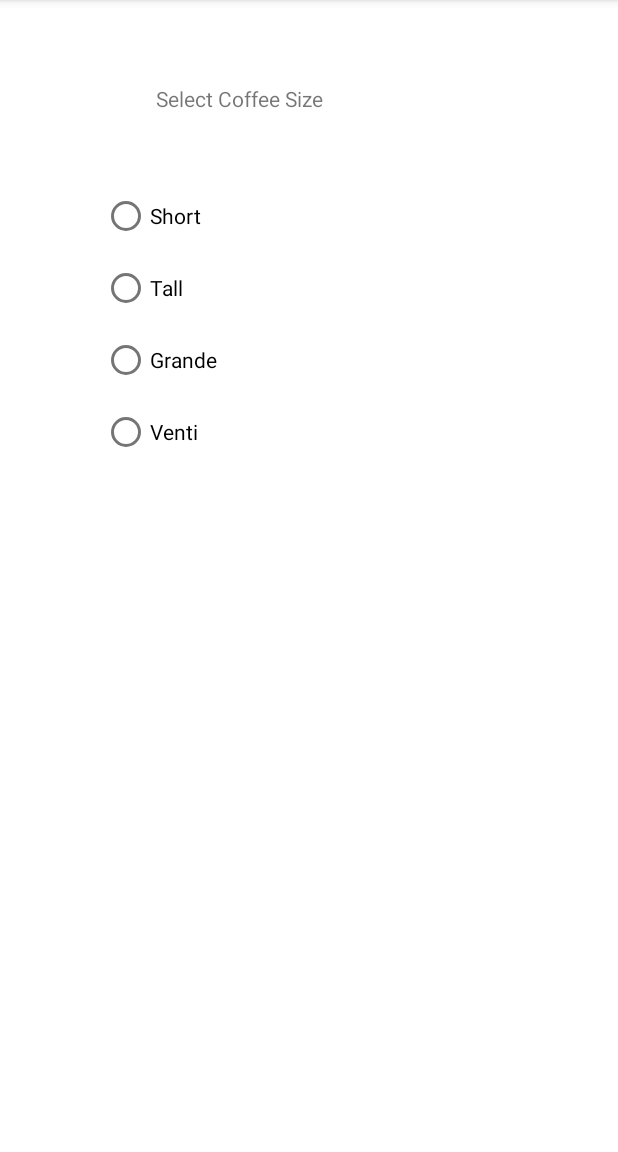
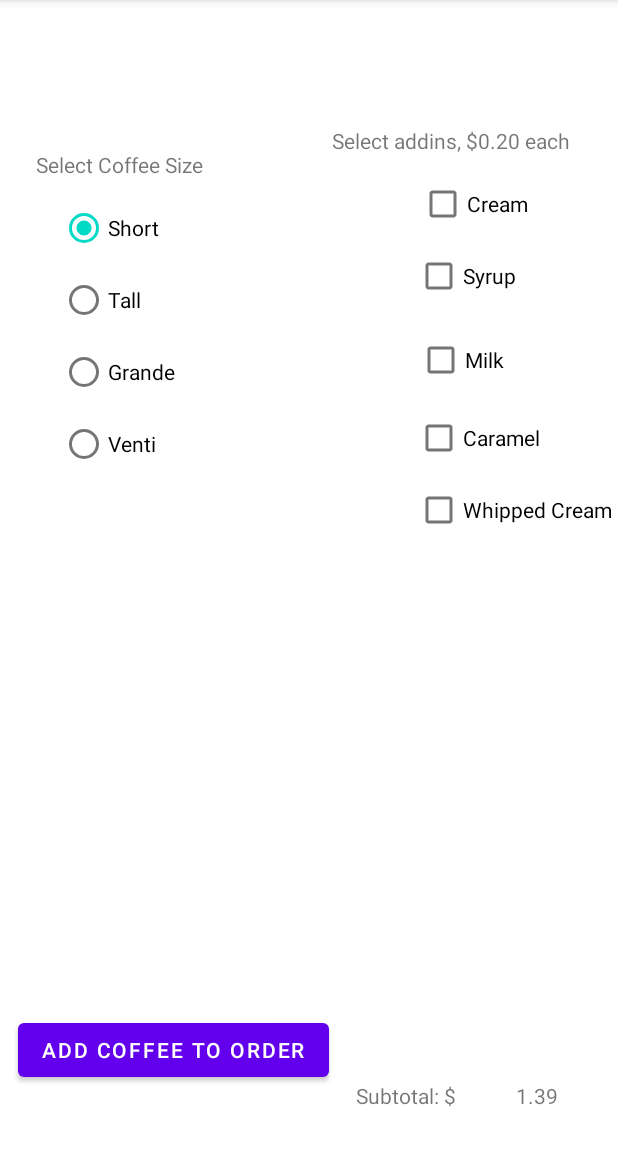
Before and after one commit to MattSRutgers/CafeApp, an Android app: the CoffeeActivity screen opened directly, with no data from a screen before it, on a phone screen of 412 x 824 dp, the part 84-1236 px from its top. Run offline under Robolectric (Android 15) with nearby library versions, the phone set to English and light mode, and no system bars.

Commit message:
added donut ordering methods

```diff
--- a/app/src/main/java/com/example/cafeapp/DonutActivity.java
+++ b/app/src/main/java/com/example/cafeapp/DonutActivity.java
@@ -9,8 +9,13 @@ import android.view.View;
 import android.widget.ArrayAdapter;
 import android.widget.Spinner;
 
+import java.util.ArrayList;
+
 public class DonutActivity extends AppCompatActivity {
     public static final String DONUT_ORDER_KEY = "com.example.cafeapp.DONUTKEY";
+    private ArrayList<Donut> curOrder = new ArrayList<>();
+    private ArrayList<Order> donutOrder = new ArrayList<>();
+    private int orderNumber = 1;
 
     @Override
     protected void onCreate(Bundle savedInstanceState) {
@@ -43,4 +48,24 @@ public class DonutActivity extends AppCompatActivity {
         setResult(Activity.RESULT_OK,intent);
         finish();
     }
+
+    public void addDonut(View view){
+        Spinner flavorSpinner = (Spinner) findViewById(R.id.donutSpinner);
+        String flavor = flavorSpinner.getSelectedItem().toString();
+        Spinner countSpinner = (Spinner) findViewById(R.id.donutQuantitySpinner);
+        int count = countSpinner.getSelectedItemPosition() + 1 ;
+
+        for(int i = 0; i < count; i++){
+            Donut donut = new Donut(flavor);
+            curOrder.add(donut);
+        }
+
+    }
+
+    public void approveOrder (View view){
+        Order donutOrder = new Order(orderNumber);
+        for(Donut donut : curOrder)
+            donutOrder.add(donut);
+        orderNumber ++;
+    }
 }
--- a/app/src/main/res/layout/activity_coffee.xml
+++ b/app/src/main/res/layout/activity_coffee.xml
@@ -10,8 +10,8 @@
         android:id="@+id/coffeeSizeGroup"
         android:layout_width="135dp"
         android:layout_height="221dp"
-        android:layout_marginStart="68dp"
-        android:layout_marginTop="120dp"
+        android:layout_marginStart="40dp"
+        android:layout_marginTop="128dp"
         app:layout_constraintStart_toStartOf="parent"
         app:layout_constraintTop_toTopOf="parent">
 
@@ -19,6 +19,7 @@
             android:id="@+id/small"
             android:layout_width="wrap_content"
             android:layout_height="wrap_content"
+            android:checked="true"
             android:onClick="onRadioButtonClicked"
             android:text="@string/smallCoffee" />
 
@@ -28,6 +29,7 @@
             android:layout_height="wrap_content"
             android:onClick="onRadioButtonClicked"
             android:text="@string/mediumCoffee" />
+
         <RadioButton
             android:id="@+id/large"
             android:layout_width="wrap_content"
@@ -47,9 +49,97 @@
         android:id="@+id/sizeLabel"
         android:layout_width="wrap_content"
         android:layout_height="wrap_content"
-        android:layout_marginStart="104dp"
-        android:layout_marginTop="56dp"
+        android:layout_marginStart="24dp"
+        android:layout_marginTop="100dp"
         android:text="@string/sizeLabelText"
         app:layout_constraintStart_toStartOf="parent"
         app:layout_constraintTop_toTopOf="parent" />
+
+    <CheckBox
+        android:id="@+id/creamBox"
+        android:layout_width="wrap_content"
+        android:layout_height="wrap_content"
+        android:layout_marginTop="112dp"
+        android:layout_marginEnd="60dp"
+        android:text="@string/cream"
+        app:layout_constraintEnd_toEndOf="parent"
+        app:layout_constraintTop_toTopOf="parent" />
+
+    <CheckBox
+        android:id="@+id/syrupBox"
+        android:layout_width="wrap_content"
+        android:layout_height="wrap_content"
+        android:layout_marginEnd="68dp"
+        android:text="@string/syrup"
+        app:layout_constraintEnd_toEndOf="parent"
+        app:layout_constraintTop_toBottomOf="@+id/creamBox" />
+
+    <CheckBox
+        android:id="@+id/milkBox"
+        android:layout_width="wrap_content"
+        android:layout_height="wrap_content"
+        android:layout_marginTop="8dp"
+        android:layout_marginEnd="76dp"
+        android:text="@string/milk"
+        app:layout_constraintEnd_toEndOf="parent"
+        app:layout_constraintTop_toBottomOf="@+id/syrupBox" />
+
+    <CheckBox
+        android:id="@+id/caramelBox"
+        android:layout_width="wrap_content"
+        android:layout_height="wrap_content"
+        android:layout_marginTop="4dp"
+        android:layout_marginEnd="52dp"
+        android:text="@string/caramel"
+        app:layout_constraintEnd_toEndOf="parent"
+        app:layout_constraintTop_toBottomOf="@+id/milkBox" />
+
+    <CheckBox
+        android:id="@+id/whippedCreamBox"
+        android:layout_width="wrap_content"
+        android:layout_height="wrap_content"
+        android:layout_marginEnd="4dp"
+        android:text="@string/whippedCream"
+        app:layout_constraintEnd_toEndOf="parent"
+        app:layout_constraintTop_toBottomOf="@+id/caramelBox" />
+
+    <Button
+        android:id="@+id/addCoffeBtn"
+        android:layout_width="wrap_content"
+        android:layout_height="wrap_content"
+        android:layout_marginStart="12dp"
+        android:layout_marginBottom="44dp"
+        android:text="@string/addCoffee"
+        app:layout_constraintBottom_toBottomOf="parent"
+        app:layout_constraintStart_toStartOf="parent" />
+
+    <TextView
+        android:id="@+id/addInsLabel"
+        android:layout_width="wrap_content"
+        android:layout_height="wrap_content"
+        android:layout_marginTop="84dp"
+        android:layout_marginEnd="32dp"
+        android:text="@string/addIns"
+        app:layout_constraintEnd_toEndOf="parent"
+        app:layout_constraintTop_toTopOf="parent" />
+
+    <TextView
+        android:id="@+id/subtotalTag"
+        android:layout_width="wrap_content"
+        android:layout_height="wrap_content"
+        android:layout_marginEnd="108dp"
+        android:layout_marginBottom="28dp"
+        android:text="@string/subtotalTag"
+        app:layout_constraintBottom_toBottomOf="parent"
+        app:layout_constraintEnd_toEndOf="parent" />
+
+    <TextView
+        android:id="@+id/subtotal"
+        android:layout_width="wrap_content"
+        android:layout_height="wrap_content"
+        android:layout_marginEnd="40dp"
+        android:layout_marginBottom="28dp"
+        android:text="@string/subtotal"
+        app:layout_constraintBottom_toBottomOf="parent"
+        app:layout_constraintEnd_toEndOf="parent" />
 </androidx.constraintlayout.widget.ConstraintLayout>
--- a/app/src/main/res/layout/activity_donut.xml
+++ b/app/src/main/res/layout/activity_donut.xml
@@ -58,8 +58,8 @@
         android:id="@+id/addDonutBtn"
         android:layout_width="wrap_content"
         android:layout_height="wrap_content"
-        android:layout_marginStart="40dp"
-        android:layout_marginBottom="44dp"
+        android:layout_marginStart="16dp"
+        android:layout_marginBottom="28dp"
         android:text="@string/addDonutButton"
         app:layout_constraintBottom_toBottomOf="parent"
         app:layout_constraintStart_toStartOf="parent" />
@@ -68,8 +68,8 @@
         android:id="@+id/reviewDonutBtn"
         android:layout_width="wrap_content"
         android:layout_height="wrap_content"
-        android:layout_marginEnd="36dp"
-        android:layout_marginBottom="44dp"
+        android:layout_marginEnd="16dp"
+        android:layout_marginBottom="28dp"
         android:text="@string/donutReview"
         app:layout_constraintBottom_toBottomOf="parent"
         app:layout_constraintEnd_toEndOf="parent" />
--- a/app/src/main/res/values/strings.xml
+++ b/app/src/main/res/values/strings.xml
@@ -12,6 +12,15 @@
     <string name="largeCoffee">Grande</string>
     <string name="ventiCoffee">Venti</string>
     <string name="sizeLabelText">Select Coffee Size</string>
+    <string name="cream">Cream</string>
+    <string name="syrup">Syrup</string>
+    <string name="milk">Milk</string>
+    <string name="caramel">Caramel</string>
+    <string name="whippedCream">Whipped Cream</string>
+    <string name="addCoffee">Add coffee to order</string>
+    <string name="addIns">Select addins, $0.20 each</string>
+    <string name="subtotalTag">Subtotal: $</string>
+    <string name="subtotal" >1.39</string>
     <string-array name="donutArray">
         <item>Chocolate</item>
         <item>Glazed</item>
```
